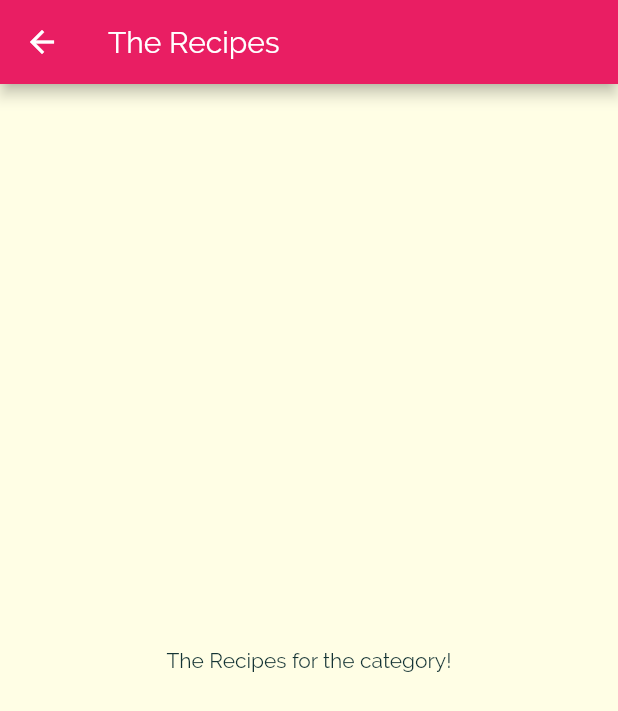
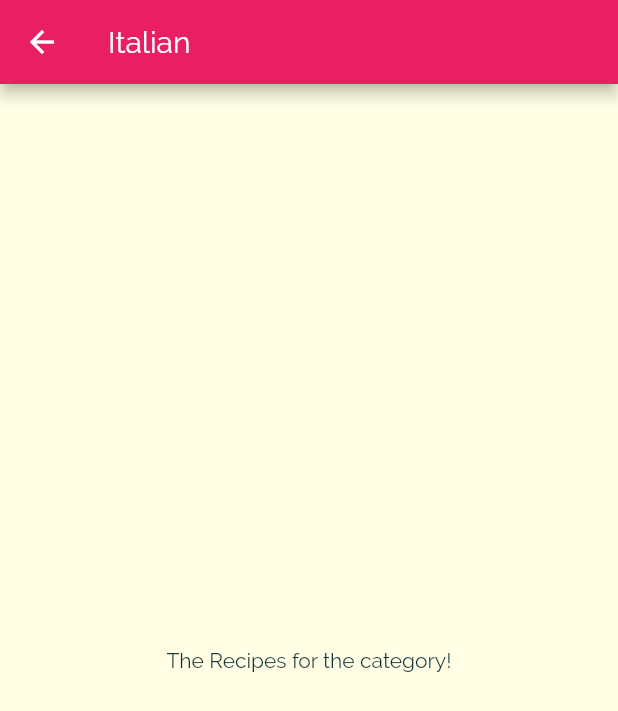
Before and after one commit to arifpurwandaru/meals_app, a Flutter app: the screen it shows after launch, after a tap on "Italian", on a phone screen of 412 x 824 dp. Shown: the top 711 px of the screen. Run offline on Flutter 3.47's test engine with Material 2 defaults, Android fonts, the phone set to English and light mode, and no system bars.

Commit message:
158. Navigating to a New Page using Navigation.push and 159. Passing data via constructor

```diff
--- a/lib/categories_screen.dart
+++ b/lib/categories_screen.dart
@@ -12,7 +12,7 @@ class CategoriesScreen extends StatelessWidget {
       ),
       body: GridView(
         children: DUMMY_CATEGORIES
-            .map((obj) => CategoryItem(obj.title, obj.color))
+            .map((obj) => CategoryItem(obj.id, obj.title, obj.color))
             .toList(),
         gridDelegate: SliverGridDelegateWithMaxCrossAxisExtent(
           maxCrossAxisExtent: 200,
--- a/lib/category_item.dart
+++ b/lib/category_item.dart
@@ -2,16 +2,17 @@ import 'package:flutter/material.dart';
 import 'category_meals_screen.dart';
 
 class CategoryItem extends StatelessWidget {
+  final String id;
   final String title;
   final Color color;
 
-  CategoryItem(this.title, this.color);
+  CategoryItem(this.id, this.title, this.color);
 
   void selectedCategory(BuildContext ctx) {
     Navigator.of(ctx).push(
       MaterialPageRoute(
         builder: (_) {
-          return CategoryMealsScreen();
+          return CategoryMealsScreen(id,title);
         },
       ),
     );
--- a/lib/category_meals_screen.dart
+++ b/lib/category_meals_screen.dart
@@ -1,11 +1,15 @@
 import 'package:flutter/material.dart';
 
 class CategoryMealsScreen extends StatelessWidget {
+  final String categoryId;
+  final String categoryTitle;
+  CategoryMealsScreen(this.categoryId,this.categoryTitle);
+
   @override
   Widget build(BuildContext context) {
     return Scaffold(
       appBar: AppBar(
-        title: Text('The Recipes'),
+        title: Text(categoryTitle),
       ),
       body: Center(
         child: Text('The Recipes for the category!'),
```
